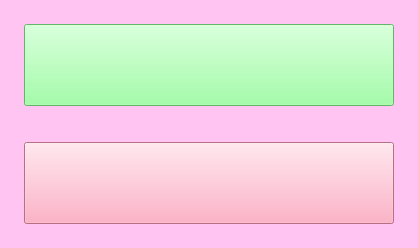
Before: the Qt Designer form Agricola_Front/check/check.ui in kimmoney/Agricola, drawn with Qt 5.
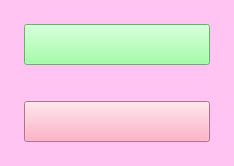
After: the same form once the commit is applied. Icons and pictures are not drawn.

The edit to the form file:
```diff
--- a/Agricola_Front/check/check.ui
+++ b/Agricola_Front/check/check.ui
@@ -6,8 +6,8 @@
    <rect>
     <x>0</x>
     <y>0</y>
-    <width>418</width>
-    <height>248</height>
+    <width>234</width>
+    <height>166</height>
    </rect>
   </property>
   <property name="windowTitle">
@@ -38,7 +38,7 @@
       <item>
        <layout class="QVBoxLayout" name="verticalLayout_2">
         <property name="spacing">
-         <number>-1</number>
+         <number>6</number>
         </property>
         <property name="leftMargin">
          <number>15</number>
```
Left out of the diff: 15 changed lines with no effect on the pictures.
